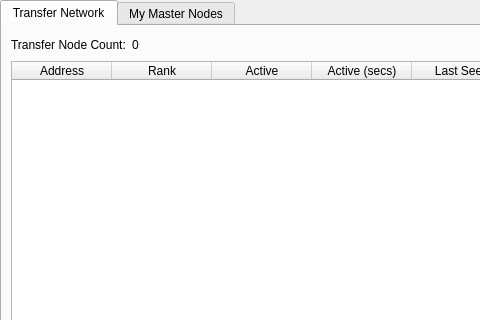
midnight-miner/AmsterdamCoin, file src/qt/forms/masternodemanager.ui: the form before one commit; both pictures show x 0 to 480 and y 0 to 320 of the 723 by 457 pixel window.
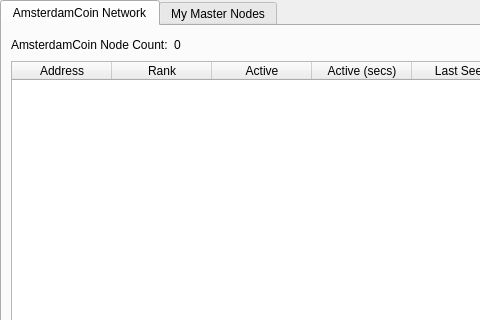
The form after the commit.

Commit message: Global rename coin name

```diff
--- a/src/qt/forms/masternodemanager.ui
+++ b/src/qt/forms/masternodemanager.ui
@@ -38,7 +38,7 @@
        </property>
        <widget class="QWidget" name="tab">
         <attribute name="title">
-         <string>Transfer Network</string>
+         <string>AmsterdamCoin Network</string>
         </attribute>
         <layout class="QGridLayout" name="gridLayout">
          <item row="1" column="0">
@@ -98,7 +98,7 @@
            <item>
             <widget class="QLabel" name="label_2">
              <property name="text">
-              <string>Transfer Node Count:</string>
+              <string>AmsterdamCoin Node Count:</string>
              </property>
             </widget>
            </item>
```
The commit also changes 183 other files.
